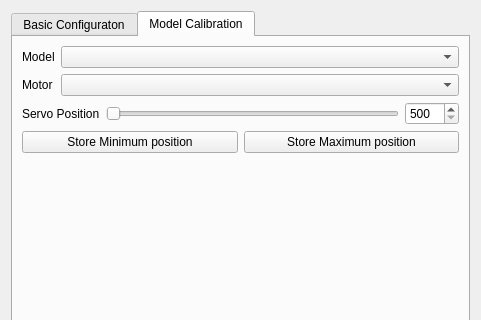
The window that pc/core/settingsform.ui (plule/pfe-costumes) describes before a commit, drawn with Qt 5; both pictures show x 0 to 481 and y 0 to 320 of the 481 by 523 pixel window.
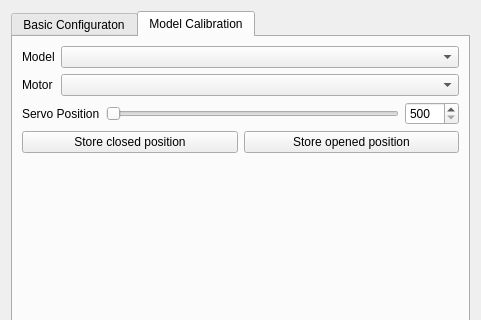
The same window after the commit.

Patch:
```diff
--- a/pc/core/settingsform.ui
+++ b/pc/core/settingsform.ui
@@ -282,14 +282,14 @@
          <item>
           <widget class="QPushButton" name="minimumPositionButton">
            <property name="text">
-            <string>Store Minimum position</string>
+            <string>Store closed position</string>
            </property>
           </widget>
          </item>
          <item>
           <widget class="QPushButton" name="maximumPositionButton">
            <property name="text">
-            <string>Store Maximum position</string>
+            <string>Store opened position</string>
            </property>
           </widget>
          </item>
```
Left out of the diff: 44 changed lines with no effect on the pictures.
